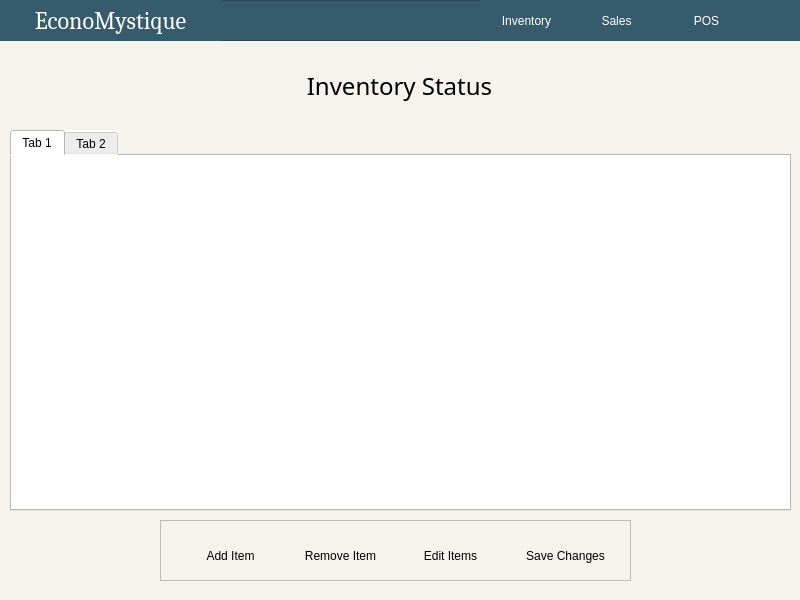
Qt form inventory.ui (ongchangco/Economystique2) before a commit.
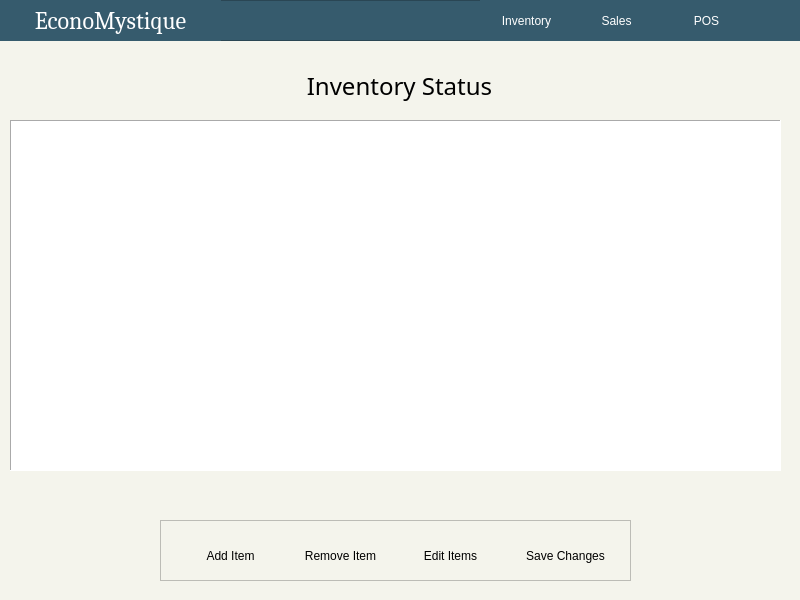
The same form after that commit. Icons and pictures are not drawn.

Diff of the .ui file:
```diff
--- a/inventory.ui
+++ b/inventory.ui
@@ -215,70 +215,6 @@
     </property>
    </widget>
   </widget>
-  <widget class="QTabWidget" name="tabWidget">
-   <property name="geometry">
-    <rect>
-     <x>10</x>
-     <y>130</y>
-     <width>781</width>
-     <height>381</height>
-    </rect>
-   </property>
-   <property name="maximumSize">
-    <size>
-     <width>781</width>
-     <height>381</height>
-    </size>
-   </property>
-   <property name="styleSheet">
-    <string notr="true">background-color: white;
-color: black;</string>
-   </property>
-   <property name="currentIndex">
-    <number>0</number>
-   </property>
-   <widget class="QWidget" name="tab">
-    <property name="maximumSize">
-     <size>
-      <width>775</width>
-      <height>352</height>
-     </size>
-    </property>
-    <attribute name="title">
-     <string>Tab 1</string>
-    </attribute>
-    <widget class="QTableWidget" name="tab1Table">
-     <property name="geometry">
-      <rect>
-       <x>0</x>
-       <y>0</y>
-       <width>771</width>
-       <height>351</height>
-      </rect>
-     </property>
-     <property name="sizePolicy">
-      <sizepolicy hsizetype="Fixed" vsizetype="Fixed">
-       <horstretch>0</horstretch>
-       <verstretch>0</verstretch>
-      </sizepolicy>
-     </property>
-     <property name="maximumSize">
-      <size>
-       <width>771</width>
-       <height>351</height>
-      </size>
-     </property>
-     <property name="frameShape">
-      <enum>QFrame::NoFrame</enum>
-     </property>
-    </widget>
-   </widget>
-   <widget class="QWidget" name="tab_2">
-    <attribute name="title">
-     <string>Tab 2</string>
-    </attribute>
-   </widget>
-  </widget>
   <widget class="QLabel" name="InventoryStatus">
    <property name="geometry">
     <rect>
@@ -417,6 +353,34 @@
     </property>
    </widget>
   </widget>
+  <widget class="QTableWidget" name="tab1Table">
+   <property name="geometry">
+    <rect>
+     <x>10</x>
+     <y>120</y>
+     <width>771</width>
+     <height>351</height>
+    </rect>
+   </property>
+   <property name="sizePolicy">
+    <sizepolicy hsizetype="Fixed" vsizetype="Fixed">
+     <horstretch>0</horstretch>
+     <verstretch>0</verstretch>
+    </sizepolicy>
+   </property>
+   <property name="maximumSize">
+    <size>
+     <width>771</width>
+     <height>351</height>
+    </size>
+   </property>
+   <property name="styleSheet">
+    <string notr="true">background: #ffffff</string>
+   </property>
+   <property name="frameShape">
+    <enum>QFrame::Panel</enum>
+   </property>
+  </widget>
  </widget>
  <resources/>
  <connections/>
```
